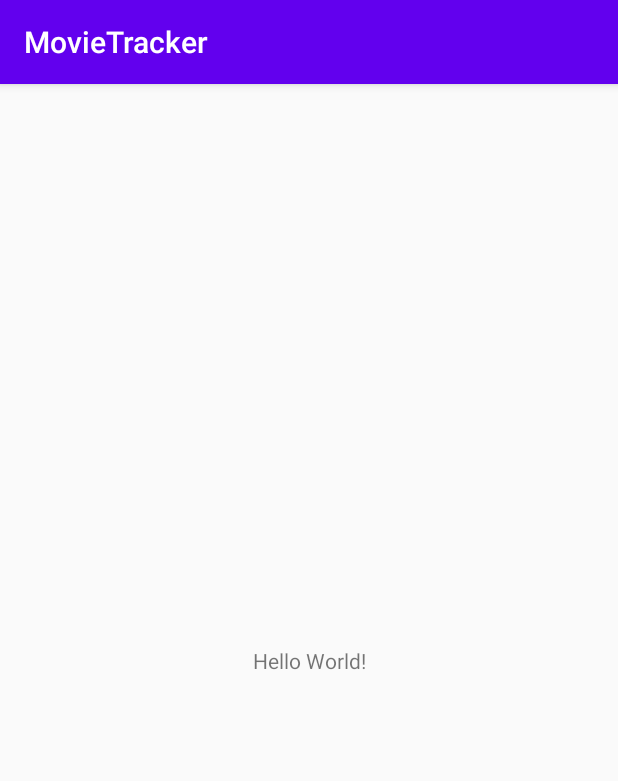
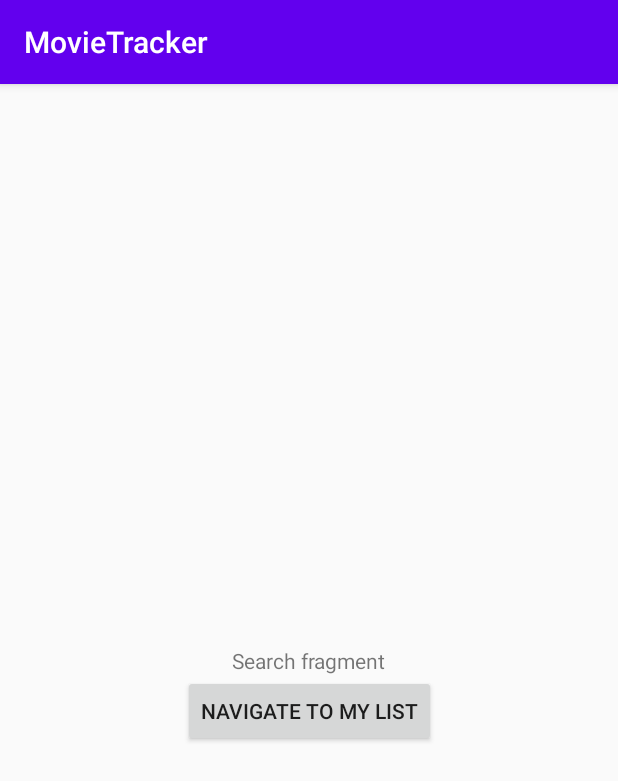
Before and after one commit to raudonikis/MediaTracker, an Android app: the screen it shows after launch (MainActivity), on a phone screen of 412 x 824 dp. Shown: the top 781 px of the screen. Run offline under Robolectric (Android 15) with nearby library versions, the phone set to English and light mode, and no system bars; our stand-ins replace Dagger/Hilt's generated code, Timber; libraries missing offline, so code that uses them is left out: com.hadilq.liveevent; 1 statement that could not run was skipped.

Commit message:
Set up Dagger-Hilt and navigation handling

```diff
--- a/app/src/main/AndroidManifest.xml
+++ b/app/src/main/AndroidManifest.xml
@@ -3,7 +3,7 @@
     package="com.raudonikis.movietracker">
 
     <application
-        android:name=".base.MovieApplication"
+        android:name=".MovieApplication"
         android:allowBackup="true"
         android:icon="@mipmap/ic_launcher"
         android:label="@string/app_name"
--- a/app/src/main/java/com/raudonikis/movietracker/MainActivity.kt
+++ b/app/src/main/java/com/raudonikis/movietracker/MainActivity.kt
@@ -1,12 +1,32 @@
 package com.raudonikis.movietracker
 
+import android.os.Bundle
 import androidx.appcompat.app.AppCompatActivity
-import android.os.Bundle
+import androidx.lifecycle.observe
+import androidx.navigation.Navigation
+import com.raudonikis.movietracker.navigation.NavigationCommand
+import com.raudonikis.movietracker.navigation.NavigationHandler
+import dagger.hilt.android.AndroidEntryPoint
+import javax.inject.Inject
 
-class MainActivity : AppCompatActivity() {
+@AndroidEntryPoint
+class MainActivity : AppCompatActivity(R.layout.activity_main) {
+
+    @Inject
+    lateinit var navigationHandler: NavigationHandler
 
     override fun onCreate(savedInstanceState: Bundle?) {
         super.onCreate(savedInstanceState)
-        setContentView(R.layout.activity_main)
+        observeNavigationCommands()
+    }
+
+    private fun observeNavigationCommands() {
+        navigationHandler.navigationCommands.observe(this) { command ->
+            Navigation.findNavController(this, R.id.nav_host_fragment).let { navController ->
+                when (command) {
+                    is NavigationCommand.To -> navController.navigate(command.directions)
+                }
+            }
+        }
     }
 }
--- /dev/null
+++ b/app/src/main/java/com/raudonikis/movietracker/MovieApplication.kt
@@ -0,0 +1,16 @@
+package com.raudonikis.movietracker
+
+import android.app.Application
+import dagger.hilt.android.HiltAndroidApp
+import timber.log.Timber
+
+@HiltAndroidApp
+class MovieApplication : Application() {
+
+    override fun onCreate() {
+        super.onCreate()
+        if (BuildConfig.DEBUG) {
+            Timber.plant(Timber.DebugTree())
+        }
+    }
+}
--- a/app/src/main/java/com/raudonikis/movietracker/base/MovieApplication.kt
+++ /dev/null
@@ -1,23 +0,0 @@
-package com.raudonikis.movietracker.base
-
-import android.app.Application
-import com.raudonikis.movietracker.BuildConfig
-import com.raudonikis.movietracker.di.AppComponent
-import com.raudonikis.movietracker.di.DaggerAppComponent
-import timber.log.Timber
-
-class MovieApplication : Application() {
-
-    override fun onCreate() {
-        appComponent = DaggerAppComponent.factory().create(this)
-        super.onCreate()
-        if (BuildConfig.DEBUG) {
-            Timber.plant(Timber.DebugTree())
-        }
-    }
-
-    companion object {
-        lateinit var appComponent: AppComponent
-            private set
-    }
-}
--- a/app/src/main/java/com/raudonikis/movietracker/di/AppComponent.kt
+++ /dev/null
@@ -1,14 +0,0 @@
-package com.raudonikis.movietracker.di
-
-import android.app.Application
-import dagger.BindsInstance
-import dagger.Component
-
-@Component
-interface AppComponent {
-
-    @Component.Factory
-    interface Factory {
-        fun create(@BindsInstance application: Application): AppComponent
-    }
-}
--- a/app/src/main/java/com/raudonikis/movietracker/di/Injector.kt
+++ /dev/null
@@ -1 +0,0 @@
-package com.raudonikis.movietracker.di
--- /dev/null
+++ b/app/src/main/java/com/raudonikis/movietracker/mylist/MyListFragment.kt
@@ -0,0 +1,6 @@
+package com.raudonikis.movietracker.mylist
+
+import androidx.fragment.app.Fragment
+import com.raudonikis.movietracker.R
+
+class MyListFragment : Fragment(R.layout.fragment_my_list)
--- /dev/null
+++ b/app/src/main/java/com/raudonikis/movietracker/navigation/NavigationHandler.kt
@@ -0,0 +1,15 @@
+package com.raudonikis.movietracker.navigation
+
+import androidx.navigation.NavDirections
+import com.hadilq.liveevent.LiveEvent
+import dagger.hilt.android.scopes.ActivityRetainedScoped
+import javax.inject.Inject
+
+@ActivityRetainedScoped
+class NavigationHandler @Inject constructor() {
+    val navigationCommands = LiveEvent<NavigationCommand>()
+
+    fun navigate(destination: NavDirections) {
+        navigationCommands.postValue(NavigationCommand.To(destination))
+    }
+}
--- /dev/null
+++ b/app/src/main/java/com/raudonikis/movietracker/search/SearchFragment.kt
@@ -0,0 +1,25 @@
+package com.raudonikis.movietracker.search
+
+import android.os.Bundle
+import android.view.View
+import androidx.fragment.app.Fragment
+import androidx.fragment.app.viewModels
+import com.raudonikis.movietracker.R
+import dagger.hilt.android.AndroidEntryPoint
+import kotlinx.android.synthetic.main.fragment_search.*
+
+@AndroidEntryPoint
+class SearchFragment : Fragment(R.layout.fragment_search) {
+    private val viewModel by viewModels<SearchViewModel>()
+
+    override fun onViewCreated(view: View, savedInstanceState: Bundle?) {
+        super.onViewCreated(view, savedInstanceState)
+        setUpListeners()
+    }
+
+    private fun setUpListeners() {
+        click_me.setOnClickListener {
+            viewModel.navigateToMyList()
+        }
+    }
+}
--- a/app/src/main/res/layout/activity_main.xml
+++ b/app/src/main/res/layout/activity_main.xml
@@ -6,13 +6,16 @@
     android:layout_height="match_parent"
     tools:context=".MainActivity">
 
-    <TextView
-        android:layout_width="wrap_content"
-        android:layout_height="wrap_content"
-        android:text="Hello World!"
+    <fragment
+        android:id="@+id/nav_host_fragment"
+        android:name="androidx.navigation.fragment.NavHostFragment"
+        android:layout_width="0dp"
+        android:layout_height="0dp"
+        app:defaultNavHost="true"
         app:layout_constraintBottom_toBottomOf="parent"
         app:layout_constraintLeft_toLeftOf="parent"
         app:layout_constraintRight_toRightOf="parent"
-        app:layout_constraintTop_toTopOf="parent" />
+        app:layout_constraintTop_toTopOf="parent"
+        app:navGraph="@navigation/nav_graph" />
 
 </androidx.constraintlayout.widget.ConstraintLayout>
--- /dev/null
+++ b/app/src/main/res/layout/fragment_search.xml
@@ -0,0 +1,27 @@
+<?xml version="1.0" encoding="utf-8"?>
+<androidx.constraintlayout.widget.ConstraintLayout
+    xmlns:android="http://schemas.android.com/apk/res/android"
+    xmlns:app="http://schemas.android.com/apk/res-auto"
+    android:layout_width="match_parent"
+    android:layout_height="match_parent">
+
+    <TextView
+        android:id="@+id/title"
+        android:layout_width="wrap_content"
+        android:layout_height="wrap_content"
+        android:text="Search fragment"
+        app:layout_constraintBottom_toBottomOf="parent"
+        app:layout_constraintEnd_toEndOf="parent"
+        app:layout_constraintStart_toStartOf="parent"
+        app:layout_constraintTop_toTopOf="parent" />
+
+    <Button
+        android:id="@+id/click_me"
+        android:layout_width="wrap_content"
+        android:layout_height="wrap_content"
+        android:text="Navigate to my list"
+        app:layout_constraintTop_toBottomOf="@id/title"
+        app:layout_constraintStart_toStartOf="parent"
+        app:layout_constraintEnd_toEndOf="parent"/>
+
+</androidx.constraintlayout.widget.ConstraintLayout>
--- /dev/null
+++ b/app/src/main/res/navigation/nav_graph.xml
@@ -0,0 +1,22 @@
+<?xml version="1.0" encoding="utf-8"?>
+<navigation xmlns:android="http://schemas.android.com/apk/res/android"
+    xmlns:app="http://schemas.android.com/apk/res-auto"
+    xmlns:tools="http://schemas.android.com/tools"
+    android:id="@+id/nav_graph"
+    app:startDestination="@id/searchFragment">
+
+    <fragment
+        android:id="@+id/searchFragment"
+        android:name="com.raudonikis.movietracker.search.SearchFragment"
+        android:label="SearchFragment"
+        tools:layout="@layout/fragment_search">
+        <action
+            android:id="@+id/action_searchFragment_to_myListFragment"
+            app:destination="@id/myListFragment" />
+    </fragment>
+    <fragment
+        android:id="@+id/myListFragment"
+        android:name="com.raudonikis.movietracker.mylist.MyListFragment"
+        android:label="MyListFragment"
+        tools:layout="@layout/fragment_my_list" />
+</navigation>
--- a/build.gradle
+++ b/build.gradle
@@ -11,6 +11,7 @@ buildscript {
         classpath 'com.android.tools.build:gradle:3.6.3'
         classpath "org.jetbrains.kotlin:kotlin-gradle-plugin:$kotlin_version"
         classpath "android.arch.navigation:navigation-safe-args-gradle-plugin:1.0.0"
+        classpath "com.google.dagger:hilt-android-gradle-plugin:${Versions.daggerHilt}"
 
         // NOTE: Do not place your application dependencies here; they belong
         // in the individual module build.gradle files
```
Also changed, not shown: app/build.gradle (+8 -0 lines), app/src/main/java/com/raudonikis/movietracker/base/BaseFragment.kt (deleted, +0 -22 lines), app/src/main/java/com/raudonikis/movietracker/base/BaseViewModel.kt (deleted, +0 -17 lines), app/src/main/java/com/raudonikis/movietracker/search/SearchViewModel.kt (added, +13 -0 lines), app/src/main/res/layout/fragment_my_list.xml (added, +16 -0 lines), buildSrc/src/main/java/Dependencies.kt (+7 -1 lines).
